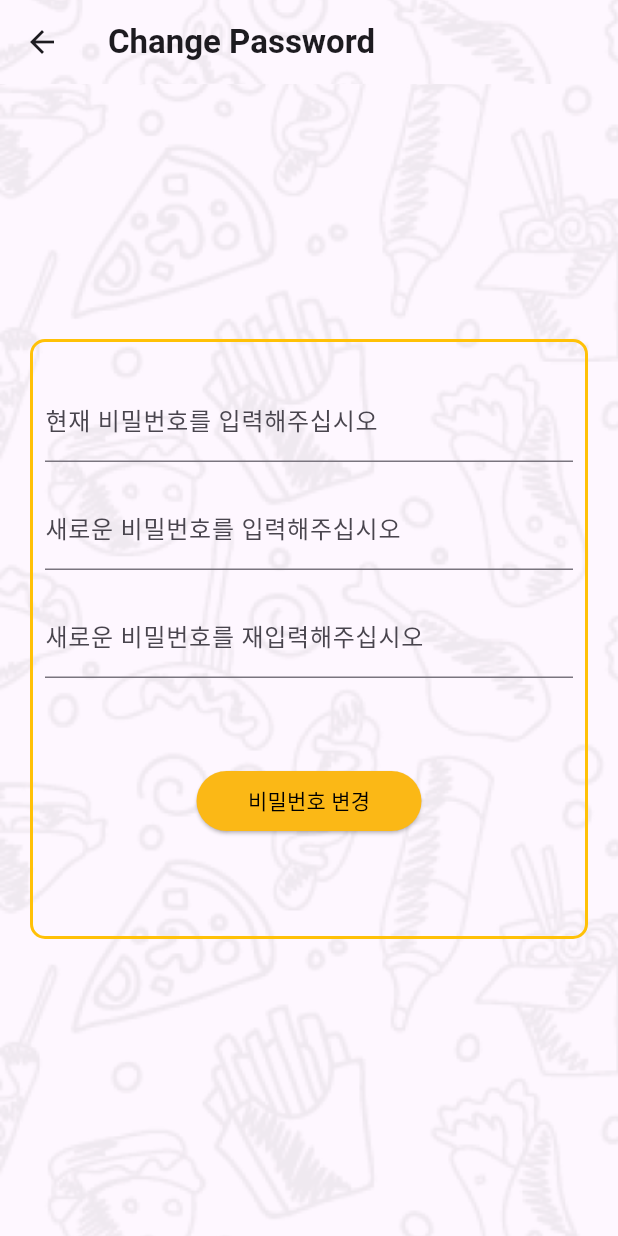
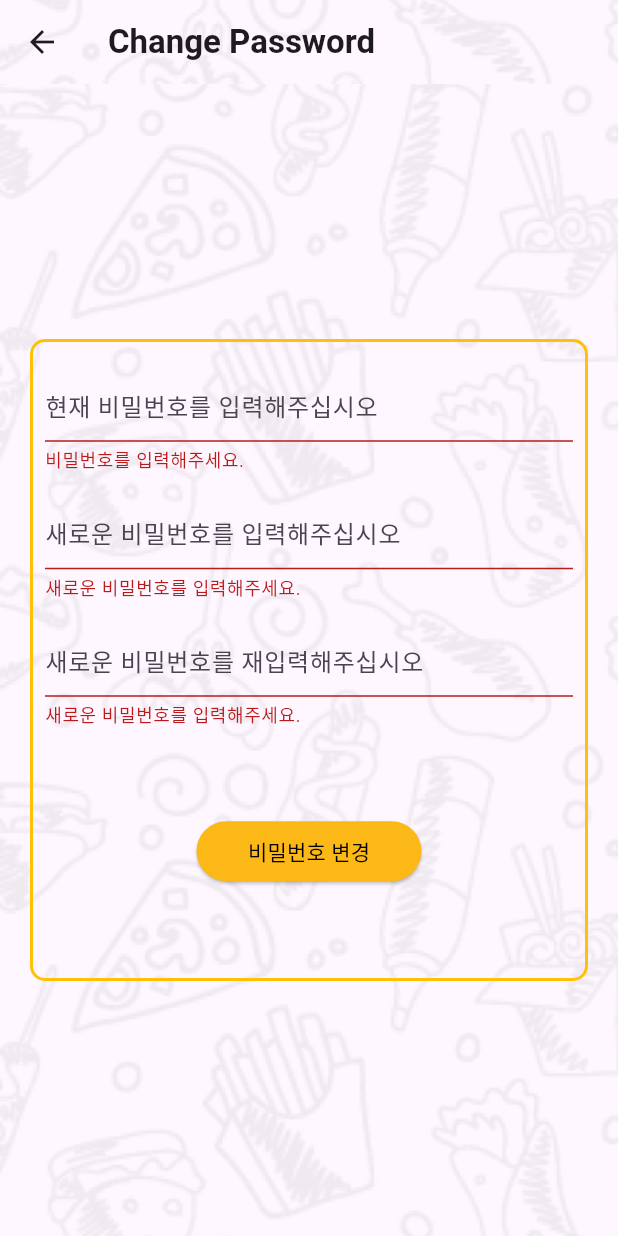
Before and after one commit to donghun-ha/MustToEat, a Flutter app: the UserPasswordEdit screen opened directly, after a tap on "비밀번호 변경", on a phone screen of 412 x 824 dp. Run offline on Flutter 3.47's test engine with Material 3 defaults, Android fonts, the phone set to English and light mode, and no system bars; our stand-ins replace flutter_map, geolocator, get, get_storage, image_picker, latlong2; accounts and stored records are empty; network calls fail.

Commit message:
user edit logic

```diff
--- a/FlutterSpace/must_to_eat/lib/view/login.dart
+++ b/FlutterSpace/must_to_eat/lib/view/login.dart
@@ -103,14 +103,14 @@ class _LoginState extends State<Login> {
               child: ElevatedButton(
                 onPressed: () async {
                   // 로그인 로직
-                  bool checkLogin = await handler.loginJSONData(idController.text.trim(), pwController.text.trim());
+                  bool checkLogin = await handler.loginJSONData(
+                      idController.text.trim(), pwController.text.trim());
                   if (checkLogin) {
                     box.write('must_user_id', idController.text.trim());
                     Get.to(const FoodieList());
                   } else {
                     // 로그인 실패 알람창
                   }
-
                 },
                 style: ElevatedButton.styleFrom(
                   fixedSize: const Size(150, 0),
--- a/FlutterSpace/must_to_eat/lib/view/sign_up.dart
+++ b/FlutterSpace/must_to_eat/lib/view/sign_up.dart
@@ -102,6 +102,8 @@ class _SignUpState extends State<SignUp> {
                 padding: const EdgeInsets.all(15.0),
                 child: TextField(
                   controller: passwordController,
+                  obscureText: true,
+                  keyboardType: TextInputType.number,
                   decoration: const InputDecoration(
                     labelText: 'Password를 입력해주십시오',
                   ),
@@ -111,6 +113,8 @@ class _SignUpState extends State<SignUp> {
                 padding: const EdgeInsets.all(15.0),
                 child: TextField(
                   controller: passwordConfrimController,
+                  obscureText: true,
+                  keyboardType: TextInputType.number,
                   decoration: const InputDecoration(
                     labelText: 'Password를 확인해주십시오',
                   ),
--- a/FlutterSpace/must_to_eat/lib/view/user_password_edit.dart
+++ b/FlutterSpace/must_to_eat/lib/view/user_password_edit.dart
@@ -1,5 +1,7 @@
 import 'package:flutter/material.dart';
 import 'package:get/get.dart';
+import 'package:get_storage/get_storage.dart';
+import 'package:must_to_eat/vm/user_handler.dart';
 
 class UserPasswordEdit extends StatefulWidget {
   const UserPasswordEdit({super.key});
@@ -10,9 +12,14 @@ class UserPasswordEdit extends StatefulWidget {
 
 class _UserPasswordEditState extends State<UserPasswordEdit> {
   // Property
+  UserHandler handler = UserHandler();
   TextEditingController currentPwController = TextEditingController();
   TextEditingController newPwController = TextEditingController();
   TextEditingController newPwConfirmController = TextEditingController();
+  String? currentpasswordError;
+  String? passwordError;
+  String? passwordConfirmError;
+
   @override
   Widget build(BuildContext context) {
     return Scaffold(
@@ -60,7 +67,7 @@ class _UserPasswordEditState extends State<UserPasswordEdit> {
     return Padding(
       padding: const EdgeInsets.symmetric(vertical: 150),
       child: Container(
-        height: 400,
+        height: 500,
         margin: const EdgeInsets.all(20),
         decoration: BoxDecoration(
           border: Border.all(color: Colors.amber, width: 2.0), // 테두리 설정
@@ -72,34 +79,40 @@ class _UserPasswordEditState extends State<UserPasswordEdit> {
             Padding(
               padding: const EdgeInsets.all(8.0),
               child: TextField(
+                obscureText: true,
                 controller: currentPwController,
-                decoration: const InputDecoration(
-                  labelText: '현재 비밀번호를 입력해주십시오',
+                decoration: InputDecoration(
+                  hintText: '현재 비밀번호를 입력해주십시오',
+                  errorText: currentpasswordError,
                 ),
               ),
             ),
             Padding(
               padding: const EdgeInsets.all(8.0),
               child: TextField(
+                obscureText: true,
                 controller: newPwController,
-                decoration: const InputDecoration(
-                  labelText: '새로운 비밀번호를 입력해주십시오',
+                decoration: InputDecoration(
+                  hintText: '새로운 비밀번호를 입력해주십시오',
+                  errorText: passwordError,
                 ),
               ),
             ),
             Padding(
               padding: const EdgeInsets.all(8.0),
               child: TextField(
+                obscureText: true,
                 controller: newPwConfirmController,
-                decoration: const InputDecoration(
-                  labelText: '새로운 비밀번호를 재입력해주십시오',
+                decoration: InputDecoration(
+                  hintText: '새로운 비밀번호를 재입력해주십시오',
+                  errorText: passwordConfirmError,
                 ),
               ),
             ),
             Padding(
               padding: const EdgeInsets.all(50.0),
               child: ElevatedButton(
-                onPressed: () => Get.to(const UserPasswordEdit()),
+                onPressed: () => passwordAction(),
                 style: ElevatedButton.styleFrom(
                   fixedSize: const Size(150, 0),
                   backgroundColor: const Color(0xffFBB816),
@@ -115,4 +128,63 @@ class _UserPasswordEditState extends State<UserPasswordEdit> {
       ),
     );
   }
+
+  passwordAction() async {
+    setState(() {
+      currentpasswordError =
+          currentPwController.text.trim().isEmpty ? '비밀번호를 입력해주세요.' : null;
+      passwordError =
+          newPwController.text.trim().isEmpty ? '새로운 비밀번호를 입력해주세요.' : null;
+      passwordConfirmError = newPwConfirmController.text.trim().isEmpty
+          ? '새로운 비밀번호를 입력해주세요.'
+          : null;
+
+      // 비밀번호 일치 여부 검사
+      if (newPwController.text != newPwConfirmController.text) {
+        passwordConfirmError = '비밀번호가 일치하지 않습니다!';
+        passwordError = '비밀번호가 일치하지 않습니다!';
+      }
+    });
+
+    // 에러가 없을 때만 비밀번호 변경 요청 실행
+    if (currentpasswordError == null &&
+        passwordError == null &&
+        passwordConfirmError == null) {
+      _showDialog();
+    } else {
+      errorSnackBar();
+    }
+  }
+
+  _showDialog() {
+    Get.defaultDialog(
+      title: '비밀번호 변경',
+      middleText: '비밀번호를 변경하시겠습니까?',
+      backgroundColor: Theme.of(context).colorScheme.primaryContainer,
+      barrierDismissible: false,
+      actions: [
+        TextButton(
+          onPressed: () {
+            Get.back();
+          },
+          child: const Text('아니오'),
+        ),
+        TextButton(
+          onPressed: () async {
+            String id = GetStorage().read('must_user_id');
+            await handler.updatePWJSONData(
+                id, newPwConfirmController.text.trim());
+
+            Get.back();
+            Get.back();
+          },
+          child: const Text('예'),
+        ),
+      ],
+    );
+  }
+
+  errorSnackBar() {
+    print("Error");
+  }
 }// End
```
Also changed, not shown: FlutterSpace/must_to_eat/lib/view/user_edit.dart (+28 -1 lines), FlutterSpace/must_to_eat/lib/vm/user_handler.dart (+27 -5 lines), 1 other file.
